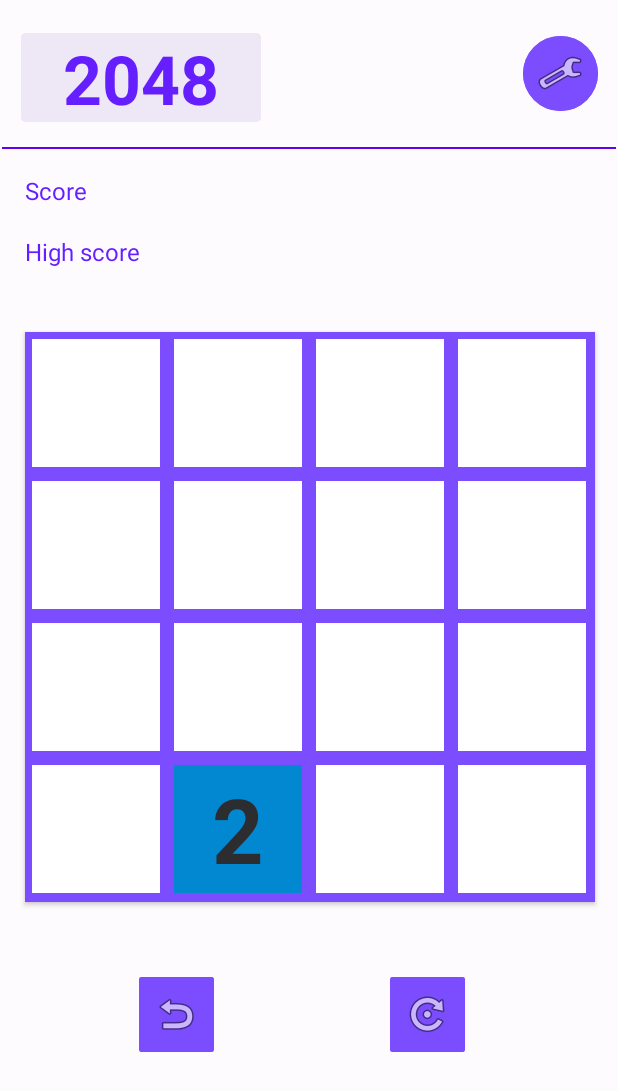
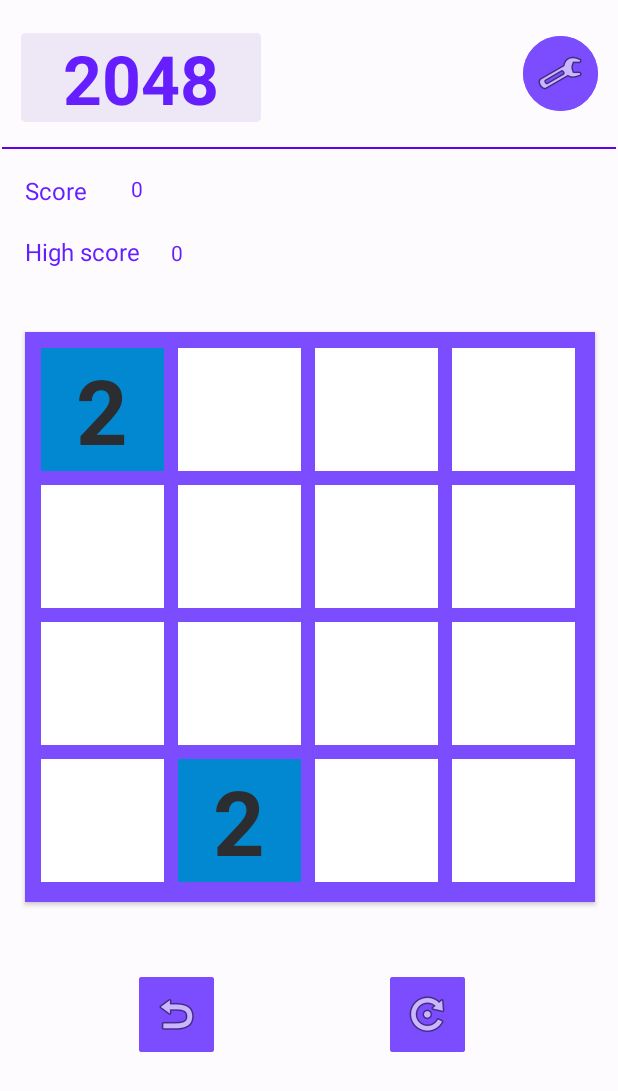
Before and after one commit to a19k/2048-Puzzle-Game, an Android app: the screen it shows after launch (MainActivity), on a phone screen of 412 x 824 dp. Shown: the top 1091 px of the screen. Run offline under Robolectric (Android 15) with nearby library versions, the phone set to English and light mode, and no system bars.

Commit message:
separated ViewModel from View, implemented LiveData observing, UI updating

```diff
--- a/app/src/main/java/com/example/rma_2_anis_karic/Board.java
+++ b/app/src/main/java/com/example/rma_2_anis_karic/Board.java
@@ -8,11 +8,14 @@ public class Board {
 
     private final int[][] grid;
     private final int dimension;
+    private int score;
+    private int hiScore = 0;
     private static final String TAG = "BOARD";
 
     public Board(int dimension) {
         this.grid = new int[dimension][dimension];
         this.dimension = dimension;
+        this.score = 0;
     }
 
     public int[][] getGrid() {
@@ -23,18 +26,30 @@ public class Board {
         return dimension;
     }
 
+    public int getScore() {
+        return score;
+    }
+
+    public int getHiScore() {
+        return hiScore;
+    }
+
     public void clear(){
         for (int i = 0; i < dimension; i++)
             for (int j = 0; j < dimension; j++)
                 grid[i][j] = 0;
+
+        score = 0;
     }
 
-    public void addNewTiles(){
+    public int addNewTiles(){
         //count empty tiles in grid
         int emptyTileCounter = 0;
         for (int i = 0; i < dimension; i++)
             for (int j = 0; j < dimension; j++)
                 if (grid[i][j] == 0) emptyTileCounter++;
+
+        if(emptyTileCounter == 0) return 1;
 
         //choose random empty tile
         int tileOfChoice =((int)(Math.random() * 100000)) % emptyTileCounter;
@@ -55,6 +70,7 @@ public class Board {
         }
 
         Log.d(TAG, this.toString());
+        return 0;
     }
 
     @Override
--- a/app/src/main/java/com/example/rma_2_anis_karic/MainActivity.java
+++ b/app/src/main/java/com/example/rma_2_anis_karic/MainActivity.java
@@ -2,7 +2,7 @@ package com.example.rma_2_anis_karic;
 
 import android.graphics.Color;
 import android.os.Bundle;
-import android.view.Gravity;
+import android.util.Log;
 import android.view.LayoutInflater;
 import android.view.View;
 import android.widget.Button;
@@ -14,6 +14,13 @@ import androidx.core.graphics.Insets;
 import androidx.core.view.ViewCompat;
 import androidx.core.view.WindowInsetsCompat;
 import androidx.gridlayout.widget.GridLayout;
+import androidx.lifecycle.Observer;
+import androidx.lifecycle.ViewModelProvider;
+
+import org.w3c.dom.Text;
+
+import java.util.ArrayList;
+import java.util.List;
 
 public class MainActivity extends AppCompatActivity {
 
@@ -24,10 +31,11 @@ public class MainActivity extends AppCompatActivity {
     private Button settingsButton;
     private GridLayout viewGrid;
 
-    private final TextView [][] gridTiles = new TextView[4][4];
+    private Manager manager;
 
-    private final Board board = new Board(4);
-    private LayoutInflater inflater;
+    private List<List<TextView>> gridTiles;
+
+    private static final String TAG = "grid/gridTiles";
 
 
     @Override
@@ -41,13 +49,30 @@ public class MainActivity extends AppCompatActivity {
             return insets;
         });
 
-        inflater = LayoutInflater.from(this);
+        setUpViewReferences();
+        manager = new ViewModelProvider(this).get(Manager.class);
 
-        setUpViewReferences();
-        board.addNewTiles();
-        initBoard();
+        manager.getGrid().observe(this, new Observer<List<List<Integer>>>() {
+            @Override
+            public void onChanged(List<List<Integer>> grid) {
+                initBoard(grid);
+                updateGrid(grid);
+            }
+        });
 
+        manager.getScore().observe(this, new Observer<Integer>() {
+            @Override
+            public void onChanged(Integer newValue) {
+                scoreDisplay.setText(String.valueOf(newValue));
+            }
+        });
 
+        manager.getHiScore().observe(this, new Observer<Integer>() {
+            @Override
+            public void onChanged(Integer newValue) {
+                hiScoreDisplay.setText(String.valueOf(newValue));
+            }
+        });
     }
 
     private void setUpViewReferences(){
@@ -57,38 +82,101 @@ public class MainActivity extends AppCompatActivity {
         resetButton = (Button) findViewById(R.id.reset);
         settingsButton = (Button) findViewById(R.id.settings);
         viewGrid = (GridLayout) findViewById(R.id.grid);
+
     }
 
-    private void initBoard(){
-        int dimension = board.getDimension();
-        for (int row = 0; row < dimension; row++)
+    private void initBoard(List<List<Integer>> grid){
+        gridTiles = new ArrayList<>();
+
+        LayoutInflater inflater = LayoutInflater.from(this);
+
+        int dimension = grid.size();
+
+        //in each row
+        for (int row = 0; row < dimension; row++) {
+
+            //initialize a row for the gridTiles
+            //gridTiles saves references to TextViews in tiles that are about to be created
+            List<TextView> gridTilesRow = new ArrayList<>();
+            gridTiles.add(gridTilesRow);
+
+            //for each element/column
             for (int col = 0; col < dimension; col++) {
+
+                //inflate a new tile
                 View newTile = inflater.inflate(R.layout.tile,viewGrid,false);
+                //and take a reference to its TextView
                 TextView tileText = newTile.findViewById(R.id.tileText);
 
-                if (board.getGrid()[row][col] != 0) {
-                    tileText.setText(String.valueOf(board.getGrid()[row][col]));
-                    tileText.setBackgroundColor(Color.parseColor("#0288D1"));
+                //assign value and color to new tile
+                if (grid.get(row).get(col) != 0) {
+                    tileText.setText(String.valueOf(grid.get(row).get(col)));
+                    setTileColor(tileText,grid.get(row).get(col));
                 }
                 else {
                     tileText.setText("");
                     tileText.setBackgroundColor(Color.WHITE);
                 }
 
+                //specify its position on grid
                 GridLayout.LayoutParams parameters = new GridLayout.LayoutParams();
                 parameters.rowSpec = GridLayout.spec(row);
                 parameters.columnSpec = GridLayout.spec(col);
 
+                //set margins
                 int dpValue = 5; // margin in dips
                 float d = this.getResources().getDisplayMetrics().density;
                 int margin = (int)(dpValue * d); // margin in pixels
                 parameters.setMargins(margin,margin,margin,margin);
 
+                //apply position and margins
                 newTile.setLayoutParams(parameters);
 
+                //add the new tile to the grid
                 viewGrid.addView(newTile);
-                gridTiles[row][col] = tileText;
+                //add the reference to its TextView to gridTiles (in the new row)
+                gridTilesRow.add(tileText);
             }
+        }
     }
 
+    private void updateGrid(List<List<Integer>> grid){
+
+        if(gridTiles == null || gridTiles.size() != grid.size() || gridTiles.get(0).size() != grid.get(0).size()){
+            if (gridTiles == null) Log.e(TAG,"gridTiles is empty.");
+
+            Log.d(TAG,"gridTiles.size() : " + String.valueOf(gridTiles.size()) + "  ,   grid.size() : " + grid.size());
+            Log.d(TAG,"gridTiles.size() : " + String.valueOf(gridTiles.get(0).size()) + "  ,   grid.size() : " + grid.get(0).size());
+
+            initBoard(grid);
+            return;
+        }
+
+        //in each row
+        for (int row = 0; row < grid.size(); row++) {
+            //for each element/column
+            for (int col = 0; col < grid.get(0).size(); col++) {
+                int tileValue = grid.get(row).get(col);
+                TextView tileText = gridTiles.get(row).get(col);
+
+                if (tileValue == 0)
+                    tileText.setText("");
+                else {
+                    tileText.setText(String.valueOf(tileValue));
+                }
+
+                setTileColor(tileText,tileValue);
+
+            }
+        }
+    }
+
+    private void setTileColor(TextView tileText, int tileValue){
+        switch (tileValue){
+            case 0: tileText.setBackgroundColor(Color.WHITE);
+            break;
+            case 2: tileText.setBackgroundColor(Color.parseColor("#0288D1"));
+            break;
+        }
+    }
 }
--- /dev/null
+++ b/app/src/main/java/com/example/rma_2_anis_karic/Manager.java
@@ -0,0 +1,59 @@
+package com.example.rma_2_anis_karic;
+
+import androidx.lifecycle.LiveData;
+import androidx.lifecycle.MutableLiveData;
+import androidx.lifecycle.ViewModel;
+
+import java.util.ArrayList;
+import java.util.List;
+
+public class Manager extends ViewModel {
+
+    private final Board board = new Board(4);
+
+    private final MutableLiveData<List<List<Integer>>> liveGrid = new MutableLiveData<>();
+    private final MutableLiveData<Integer> liveScore = new MutableLiveData<>();
+    private final MutableLiveData<Integer> liveHiScore = new MutableLiveData<>();
+
+    public Manager() {
+        newGame();
+    }
+
+    private void newGame(){
+        board.clear();
+        board.addNewTiles();
+        board.addNewTiles();
+        liveGrid.setValue(convert2DArrayTo2DList(board.getGrid()));
+        liveScore.setValue(board.getScore());
+        liveHiScore.setValue(board.getHiScore());
+    }
+
+
+    public LiveData<List<List<Integer>>> getGrid(){
+        return liveGrid;
+    }
+
+    public LiveData<Integer> getScore() {
+        return liveScore;
+    }
+
+    public LiveData<Integer> getHiScore() {
+        return liveHiScore;
+    }
+
+    private List<List<Integer>> convert2DArrayTo2DList(int [][] grid){
+        List<List<Integer>> convertedGrid = new ArrayList<>();
+
+        for (int i = 0; i < board.getDimension(); i++) {
+            List<Integer> row = new ArrayList<>();
+            for (int j = 0; j < board.getDimension(); j++) {
+                row.add(grid[i][j]);
+            }
+            convertedGrid.add(row);
+        }
+
+        return convertedGrid;
+    }
+
+
+}
--- a/app/src/main/res/layout/activity_main.xml
+++ b/app/src/main/res/layout/activity_main.xml
@@ -62,6 +62,7 @@
         android:background="#7C4DFF"
         android:elevation="2dp"
         android:outlineProvider="background"
+        android:padding="6dp"
         app:columnCount="4"
         app:layout_constraintBottom_toBottomOf="parent"
         app:layout_constraintEnd_toEndOf="parent"
--- a/app/src/main/res/layout/tile.xml
+++ b/app/src/main/res/layout/tile.xml
@@ -7,8 +7,8 @@
 
     <TextView
         android:id="@+id/tileText"
-        android:layout_width="85dp"
-        android:layout_height="85dp"
+        android:layout_width="82dp"
+        android:layout_height="82dp"
         android:background="#0288D1"
         android:gravity="center"
         android:textColor="#2B2D30"
```
